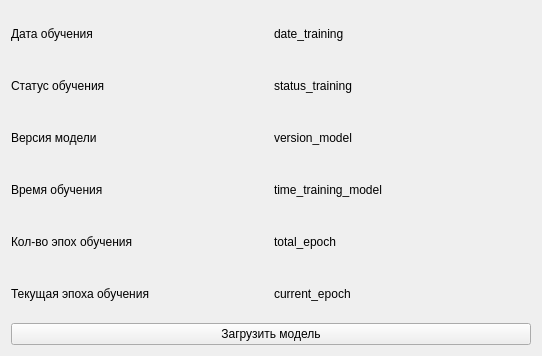
Old version of the form view/qt_ui_source/more_info_model_cnn.ui in the repository Andrew-up/vgtu_frontend.
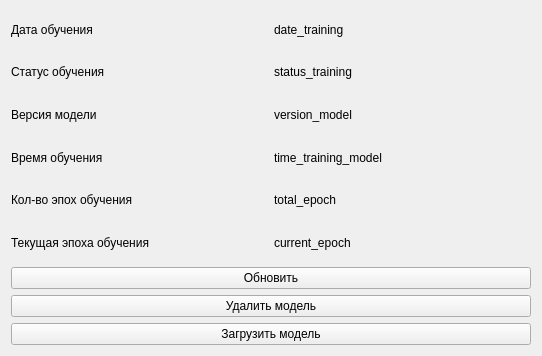
New version of the form.

What changed in the file:
```diff
--- a/view/qt_ui_source/more_info_model_cnn.ui
+++ b/view/qt_ui_source/more_info_model_cnn.ui
@@ -125,7 +125,21 @@
       </layout>
      </item>
      <item>
-      <layout class="QHBoxLayout" name="horizontalLayout_6">
+      <layout class="QVBoxLayout" name="verticalLayout_3">
+       <item>
+        <widget class="QPushButton" name="pushButton_3">
+         <property name="text">
+          <string>Обновить</string>
+         </property>
+        </widget>
+       </item>
+       <item>
+        <widget class="QPushButton" name="pushButton_2">
+         <property name="text">
+          <string>Удалить модель</string>
+         </property>
+        </widget>
+       </item>
        <item>
         <widget class="QPushButton" name="pushButton">
          <property name="text">
```
